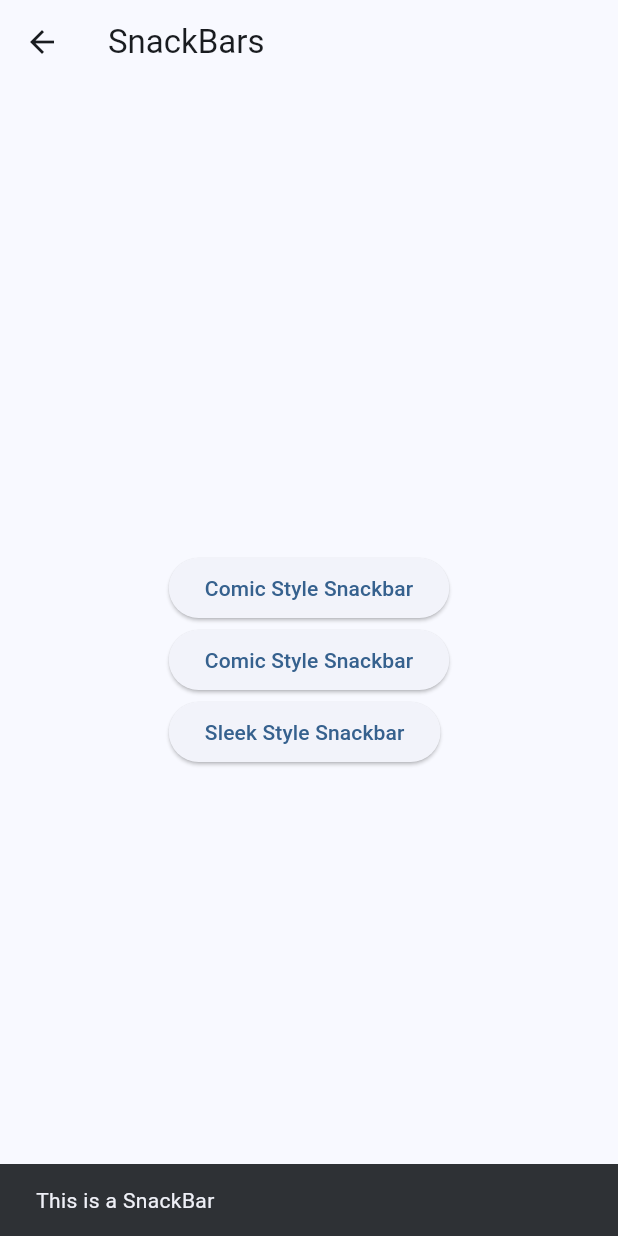
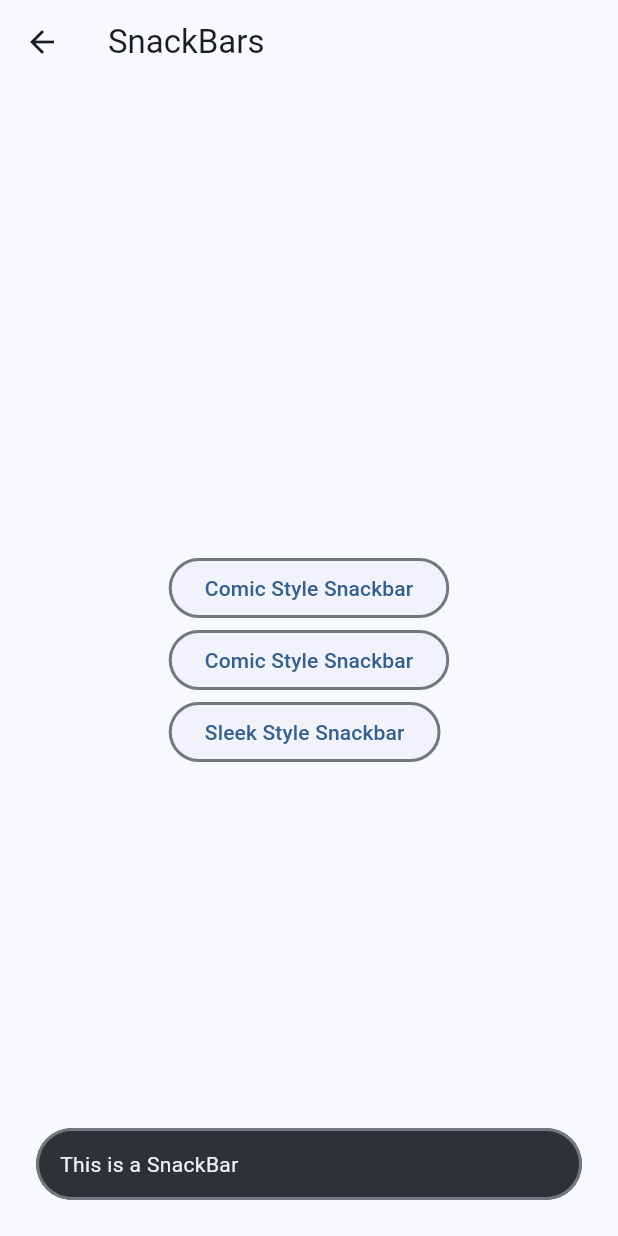
Before and after one commit to thruthesky/easy_design_system_backup_2024_09_24, a Flutter app: the SnackBarScreen screen opened directly, after a tap on "Comic Style Snackbar", on a phone screen of 412 x 824 dp. Run offline on Flutter 3.47's test engine with Material 3 defaults, Android fonts, the phone set to English and light mode, and no system bars; our stand-ins replace cached_network_image, rxdart, smooth_page_indicator; missing offline and left inert: loop_page_view.

Commit message:
snackbar update

```diff
--- a/example/lib/screens/snackbar/snackbars.screen.dart
+++ b/example/lib/screens/snackbar/snackbars.screen.dart
@@ -1,13 +1,16 @@
 import 'package:example/screens/snackbar/comic.snackbar.screen.dart';
 import 'package:example/screens/snackbar/sleek.snackbar.screen.dart';
 import 'package:flutter/material.dart';
+import 'package:social_design_system/social_design_system.dart';
 
 class SnackBarScreen extends StatelessWidget {
   const SnackBarScreen({super.key});
 
   @override
   Widget build(BuildContext context) {
-    return Scaffold(
+    return Theme(
+      data: ComicTheme.of(context),
+      child: Scaffold(
         appBar: AppBar(
           title: const Text('SnackBars'),
         ),
@@ -21,6 +24,8 @@ class SnackBarScreen extends StatelessWidget {
                     ScaffoldMessenger.of(context).showSnackBar(
                       const SnackBar(
                         content: Text('This is a SnackBar'),
+                        margin: EdgeInsets.all(24),
+                        behavior: SnackBarBehavior.floating,
                       ),
                     );
                   },
@@ -46,6 +51,7 @@ class SnackBarScreen extends StatelessWidget {
             ),
           ),
         ),
+      ),
     );
   }
 }
```
Also changed, not shown: 1 other file. Lines whose indentation alone changed are shown as unchanged.
